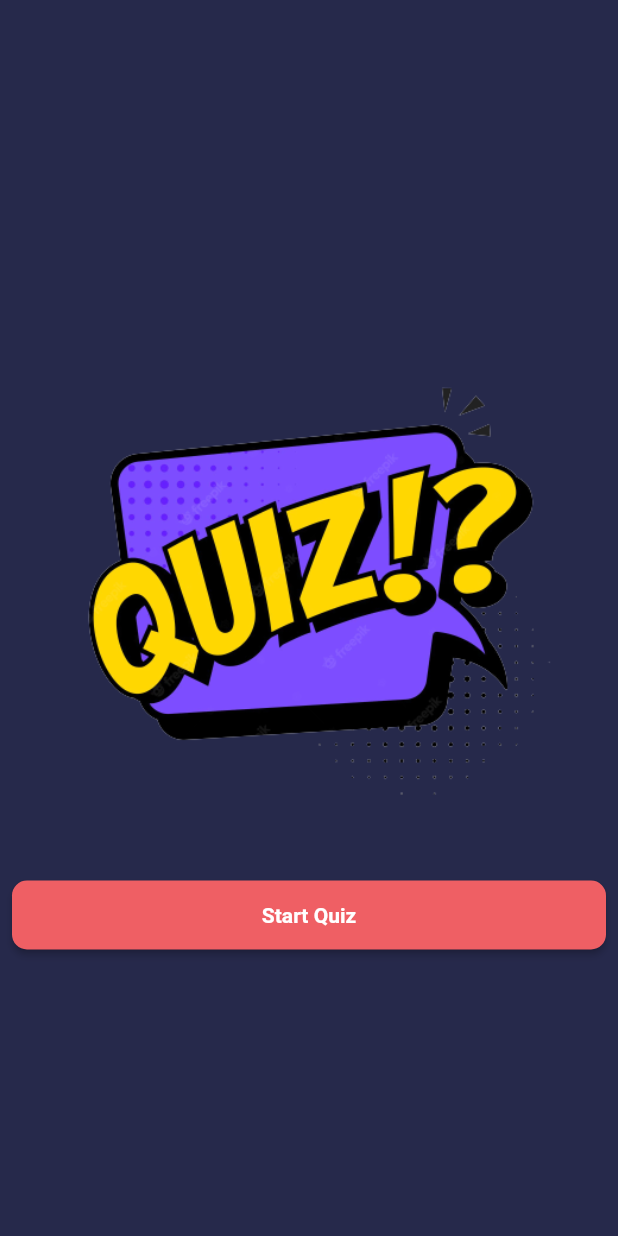
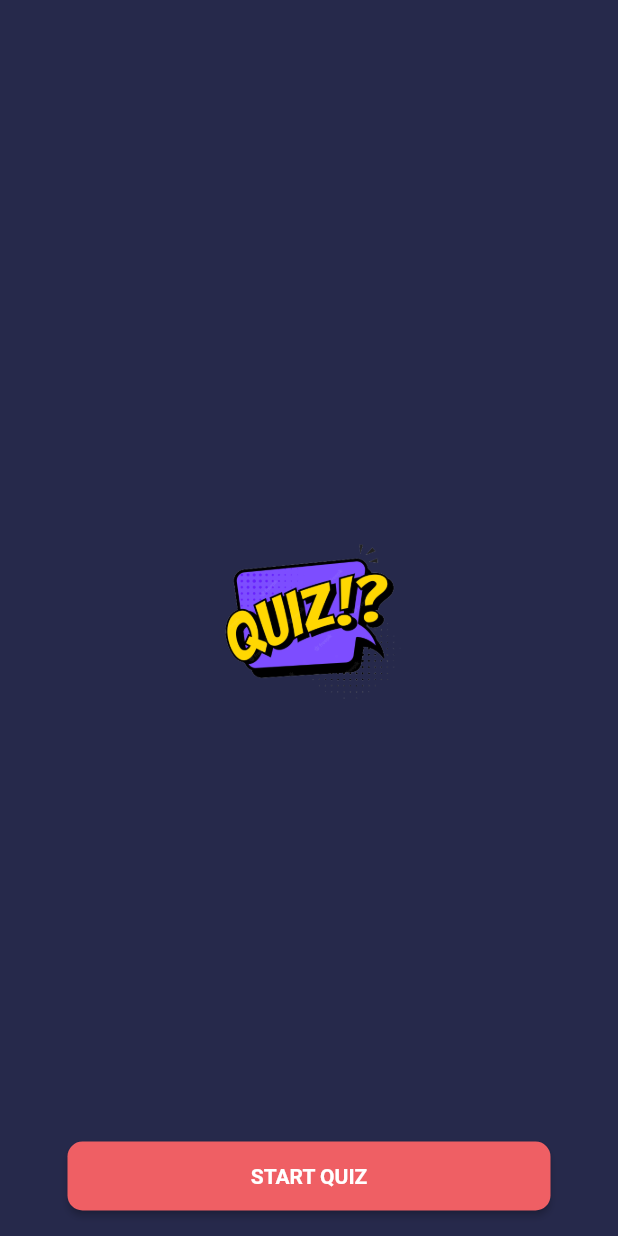
Before and after one commit to hvloan/EnLabQuiz, a Flutter app: the screen it shows after launch, on a phone screen of 412 x 824 dp. Run offline on Flutter 3.47's test engine with Material 2 defaults, Android fonts, the light colour scheme and no system bars; our stand-ins replace percent_indicator.

Commit message:
Update Start Screen

```diff
--- a/lib/screens/start_screen.dart
+++ b/lib/screens/start_screen.dart
@@ -20,15 +20,13 @@ class _StartScreenState extends State<StartScreen> {
       backgroundColor: AppColors.vlBackgroundColor,
       body: SafeArea(
         child: Center(
-          child: Padding(
-            padding: const EdgeInsets.all(8.0),
-            child: Column(
-              crossAxisAlignment: CrossAxisAlignment.center,
-              mainAxisAlignment: MainAxisAlignment.center,
-              children: [
-                Image.asset(AppAssets.imgQuizUrl),
-                ButtonWidget(
-                  textLabelButton: const Text("Start Quiz"),
+          child: Image.asset(AppAssets.imgQuizUrl, width: 150, height: 150,),
+        ),
+      ),
+      floatingActionButton: Padding(
+        padding: const EdgeInsets.only(left: 45, right: 45,),
+        child: ButtonWidget(
+          textLabelButton: const Text("START QUIZ"),
           colorTextLabelButton: AppColors.vlWhiteColor,
           colorButton: AppColors.vlRedColor,
           onPress: () async {
@@ -41,11 +39,8 @@ class _StartScreenState extends State<StartScreen> {
             }
           },
         ),
-              ],
       ),
-          ),
-        ),
-      ),
+      floatingActionButtonLocation: FloatingActionButtonLocation.centerFloat,
     );
   }
 }
```
Lines whose indentation alone changed are shown as unchanged.
